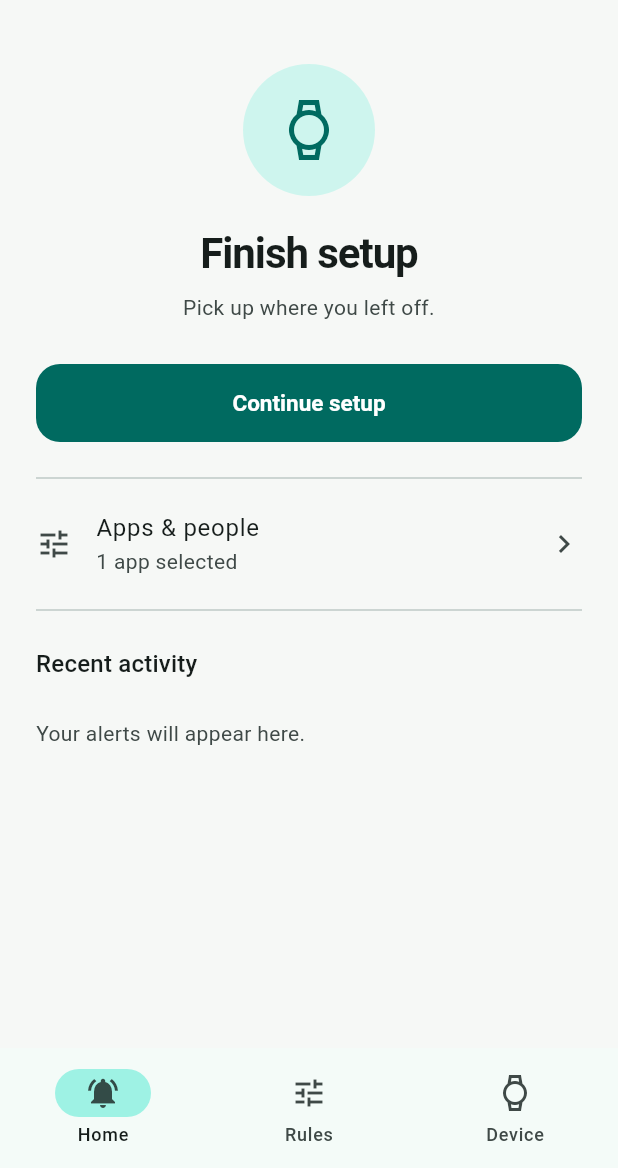
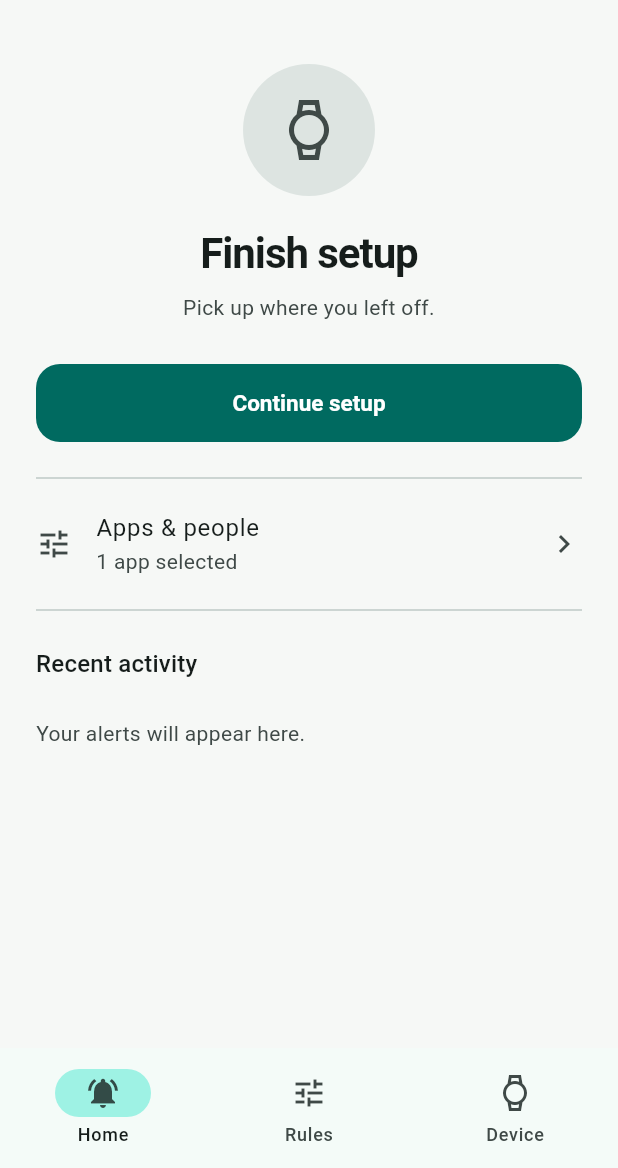
Before and after one commit to Kazuma96550/fitbit-air, a Flutter app: the screen it shows after launch, after a tap on "Allow nearby devices", after a tap on the "close" icon, on a phone screen of 412 x 824 dp, the part 68-1236 px from its top. Run offline on Flutter 3.47's test engine with Material 3 defaults, Android fonts, the phone set to English and light mode, and no system bars; our stand-ins replace clock.

Commit message:
Keep relay start and stop transitions stable until confirmed

```diff
--- a/example/lib/demo/demo_controller.dart
+++ b/example/lib/demo/demo_controller.dart
@@ -7,6 +7,8 @@ import 'package:flutter/foundation.dart';
 import 'package:flutter/services.dart';
 
 import 'relay_settings.dart';
+
+enum RelayTransition { starting, stopping }
 
 class DemoAction {
   const DemoAction(
@@ -37,6 +39,17 @@ class DemoController extends ChangeNotifier {
   bool relayReady = false;
   bool relayStopping = false;
   bool changingRelay = false;
+  RelayTransition? _requestedRelayTransition;
+
+  /// Holds the button's intent until the native worker confirms its state.
+  RelayTransition? get relayTransition =>
+      _requestedRelayTransition ??
+      (relayStopping
+          ? RelayTransition.stopping
+          : relayRunning && !relayReady
+          ? RelayTransition.starting
+          : null);
+
   bool access = false;
   bool listenerConnected = false;
   bool? bluetoothEnabled;
@@ -409,10 +422,12 @@ class DemoController extends ChangeNotifier {
   }
 
   Future<void> startRelay() async {
-    if (busy || changingRelay) {
+    if (busy || changingRelay || _requestedRelayTransition != null) {
       throw StateError('Wait for the current operation.');
     }
+    if (relayRunning) return;
     if (selectedApps.isEmpty) throw StateError('Select at least one app.');
+    _requestedRelayTransition = RelayTransition.starting;
     changingRelay = true;
     setupError = null;
     _changed();
@@ -429,12 +444,29 @@ class DemoController extends ChangeNotifier {
     } on FitbitAirException catch (error) {
       setupError = recoveryHint(error.code);
     } finally {
+      _requestedRelayTransition = null;
       changingRelay = false;
       _changed();
     }
   }
 
-  Future<void> stopRelay() => _relayCall('stop');
+  Future<void> stopRelay() async {
+    if (_requestedRelayTransition == RelayTransition.stopping ||
+        relayStopping) {
+      return;
+    }
+    if (_requestedRelayTransition == RelayTransition.starting) {
+      throw StateError('Wait until the start request finishes.');
+    }
+    _requestedRelayTransition = RelayTransition.stopping;
+    _changed();
+    try {
+      await _relayCall('stop');
+    } finally {
+      _requestedRelayTransition = null;
+      _changed();
+    }
+  }
 
   Future<void> stopRelayAndWait() async {
     await stopRelay();
@@ -608,7 +640,7 @@ class DemoController extends ChangeNotifier {
 
   Map<String, Object?> report() => {
     'schemaVersion': 1,
-    'demoVersion': '0.1.4-dev.3',
+    'demoVersion': '0.1.4-dev.4',
     'exportedAt': DateTime.now().toUtc().toIso8601String(),
     'relay': {
       'running': relayRunning,
--- a/example/lib/demo/relay_panel.dart
+++ b/example/lib/demo/relay_panel.dart
@@ -3,6 +3,7 @@ import 'package:flutter/material.dart';
 import 'demo_controller.dart';
 import 'rules_panel.dart';
 import 'relay_status.dart';
+import 'relay_toggle_button.dart';
 import 'setup_page.dart';
 
 class RelayPanel extends StatelessWidget {
@@ -52,6 +53,7 @@ class RelayPanel extends StatelessWidget {
         !state.busy &&
         !state.previewing &&
         !state.changingRelay &&
+        state.relayTransition == null &&
         !state.relayStopping &&
         (!state.relayRunning || state.settings.silenceReason == null) &&
         (!state.relayRunning || state.relayReady);
@@ -112,12 +114,25 @@ class RelayPanel extends StatelessWidget {
     final state = controller;
     final status = RelayStatus.fromController(state);
     final colors = Theme.of(context).colorScheme;
-    final needsSetup = !state.setupCompleted && !state.relayRunning;
+    final transition = state.relayTransition;
+    final transitioning = transition != null;
+    final displayedRunning =
+        transition == RelayTransition.stopping ||
+        (transition == null && state.relayRunning);
+    final needsSetup =
+        !state.setupCompleted && !displayedRunning && !transitioning;
     final needsFix = status.recovery != RelayRecovery.none;
-    final paused =
-        state.relayRunning && state.settings.silenceReason == 'paused';
+    final paused = displayedRunning && state.settings.silenceReason == 'paused';
     final title = needsSetup
         ? 'Finish setup'
+        : transition == RelayTransition.starting
+        ? 'Notifications off'
+        : transition == RelayTransition.stopping
+        ? (paused
+              ? 'Paused'
+              : state.settings.silenceReason == 'quiet_hours'
+              ? 'Quiet hours'
+              : 'Notifications on')
         : switch (status.title) {
             'Ready for notifications' => 'Notifications on',
             'Ready when you are' => 'Notifications off',
@@ -133,6 +148,7 @@ class RelayPanel extends StatelessWidget {
     final enabled =
         state.initialized &&
         !state.changingRelay &&
+        !transitioning &&
         !state.relayStopping &&
         (state.relayRunning || !state.busy);
     final recoveryLabel = switch (status.recovery) {
@@ -150,11 +166,16 @@ class RelayPanel extends StatelessWidget {
           padding: const EdgeInsets.symmetric(vertical: 12),
           child: Column(
             children: [
-              Container(
+              AnimatedContainer(
+                duration: MediaQuery.disableAnimationsOf(context)
+                    ? Duration.zero
+                    : const Duration(milliseconds: 180),
                 width: 88,
                 height: 88,
                 decoration: BoxDecoration(
-                  color: colors.primaryContainer.withValues(alpha: .45),
+                  color: displayedRunning
+                      ? colors.primaryContainer.withValues(alpha: .6)
+                      : colors.surfaceContainerHighest,
                   shape: BoxShape.circle,
                 ),
                 child: Icon(
@@ -164,7 +185,9 @@ class RelayPanel extends StatelessWidget {
                       ? Icons.error_outline
                       : Icons.watch_outlined,
                   size: 40,
-                  color: colors.primary,
+                  color: displayedRunning
+                      ? colors.primary
+                      : colors.onSurfaceVariant,
                 ),
               ),
               const SizedBox(height: 20),
@@ -181,7 +204,7 @@ class RelayPanel extends StatelessWidget {
               Text(
                 needsSetup
                     ? 'Pick up where you left off.'
-                    : needsFix
+                    : needsFix && !transitioning
                     ? status.detail
                     : state.selectedAppsSummary,
                 key: const ValueKey('relay-status-detail'),
@@ -217,7 +240,7 @@ class RelayPanel extends StatelessWidget {
                 : null,
             child: const Text('Continue setup'),
           )
-        else if (needsFix && !state.relayRunning)
+        else if (needsFix && !state.relayRunning && !transitioning)
           FilledButton(
             key: ValueKey(
               status.recovery == RelayRecovery.notifications
@@ -229,7 +252,7 @@ class RelayPanel extends StatelessWidget {
                 : null,
             child: Text(recoveryLabel),
           )
-        else if (paused)
+        else if (paused && !transitioning)
           FilledButton.icon(
             key: const ValueKey('resume-relay'),
             onPressed: enabled ? () => perform(() => state.setPause(0)) : null,
@@ -237,17 +260,14 @@ class RelayPanel extends StatelessWidget {
             label: const Text('Resume'),
           )
         else
-          FilledButton.icon(
-            key: const ValueKey('relay-toggle'),
+          RelayToggleButton(
+            running: displayedRunning,
+            transition: transition,
             onPressed: enabled
                 ? () => perform(
-                    state.relayRunning ? state.stopRelay : state.startRelay,
+                    displayedRunning ? state.stopRelay : state.startRelay,
                   )
                 : null,
-            icon: Icon(state.relayRunning ? Icons.stop : Icons.play_arrow),
-            label: Text(
-              state.relayRunning ? 'Stop notifications' : 'Start notifications',
-            ),
           ),
         if (state.setupError != null)
           Padding(
@@ -264,11 +284,14 @@ class RelayPanel extends StatelessWidget {
             crossAxisAlignment: WrapCrossAlignment.center,
             spacing: 8,
             children: [
-              if (state.relayRunning && !paused)
+              if (!paused || transitioning)
                 PopupMenuButton<int>(
                   key: const ValueKey('pause-relay'),
                   tooltip: 'Pause notifications',
-                  enabled: !state.changingRelay,
+                  enabled:
+                      displayedRunning &&
+                      !transitioning &&
+                      !state.changingRelay,
                   onSelected: (minutes) =>
                       perform(() => state.setPause(minutes)),
                   itemBuilder: (_) => const [
@@ -282,19 +305,32 @@ class RelayPanel extends StatelessWidget {
                       child: Text('Pause until I resume'),
                     ),
                   ],
-                  child: const Padding(
-                    padding: EdgeInsets.all(14),
+                  child: Padding(
+                    padding: const EdgeInsets.all(14),
                     child: Row(
                       mainAxisSize: MainAxisSize.min,
                       children: [
-                        Icon(Icons.pause, size: 18),
-                        SizedBox(width: 6),
-                        Text('Pause'),
+                        Icon(
+                          Icons.pause,
+                          size: 18,
+                          color: displayedRunning
+                              ? colors.primary
+                              : colors.onSurfaceVariant,
+                        ),
+                        const SizedBox(width: 6),
+                        Text(
+                          'Pause',
+                          style: TextStyle(
+                            color: displayedRunning
+                                ? colors.primary
+                                : colors.onSurfaceVariant,
+                          ),
+                        ),
                       ],
                     ),
                   ),
                 ),
-              if (paused)
+              if (paused && !transitioning)
                 TextButton(
                   key: const ValueKey('relay-toggle'),
                   onPressed: enabled ? () => perform(state.stopRelay) : null,
--- a/example/lib/demo/relay_status.dart
+++ b/example/lib/demo/relay_status.dart
@@ -24,12 +24,6 @@ class RelayStatus {
       return const RelayStatus(
         'Finishing up',
         'Letting the current vibration finish and releasing the Air.',
-      );
-    }
-    if (state.changingRelay) {
-      return const RelayStatus(
-        'Updating notifications',
-        'This should only take a moment.',
       );
     }
     if (!state.bluetoothPermission) {
--- a/example/pubspec.yaml
+++ b/example/pubspec.yaml
@@ -1,5 +1,5 @@
 name: fitbit_air_example
-version: 0.1.4-dev.3+15
+version: 0.1.4-dev.4+16
 description: "Demonstrates how to use the fitbit_air plugin."
 # The following line prevents the package from being accidentally published to
 # pub.dev using `flutter pub publish`. This is preferred for private packages.
```
Also changed, not shown: example/lib/demo/relay_toggle_button.dart (added, +131 -0 lines), 5 other files.
